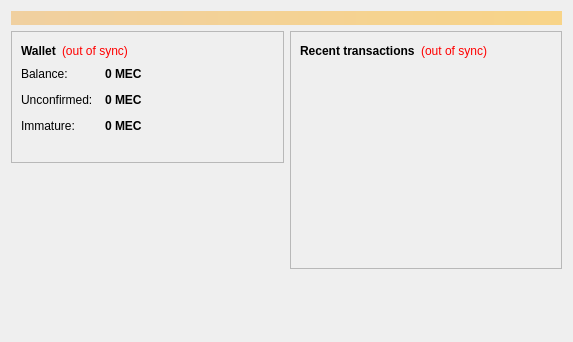
Old version of the form src/qt/forms/overviewpage.ui in the repository LIMXTEC/Megacoin.
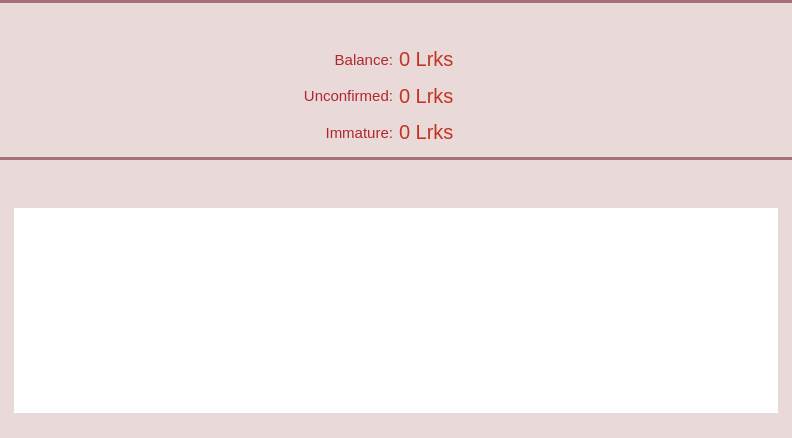
New version of the form. Icons and pictures are not drawn.

```diff
--- a/src/qt/forms/overviewpage.ui
+++ b/src/qt/forms/overviewpage.ui
@@ -6,76 +6,338 @@
    <rect>
     <x>0</x>
     <y>0</y>
-    <width>573</width>
-    <height>342</height>
+    <width>792</width>
+    <height>438</height>
    </rect>
   </property>
+  <property name="palette">
+   <palette>
+    <active>
+     <colorrole role="Button">
+      <brush brushstyle="SolidPattern">
+       <color alpha="255">
+        <red>233</red>
+        <green>217</green>
+        <blue>216</blue>
+       </color>
+      </brush>
+     </colorrole>
+     <colorrole role="Base">
+      <brush brushstyle="SolidPattern">
+       <color alpha="255">
+        <red>233</red>
+        <green>217</green>
+        <blue>216</blue>
+       </color>
+      </brush>
+     </colorrole>
+     <colorrole role="Window">
+      <brush brushstyle="SolidPattern">
+       <color alpha="255">
+        <red>233</red>
+        <green>217</green>
+        <blue>216</blue>
+       </color>
+      </brush>
+     </colorrole>
+     <colorrole role="Highlight">
+      <brush brushstyle="SolidPattern">
+       <color alpha="255">
+        <red>235</red>
+        <green>235</green>
+        <blue>235</blue>
+       </color>
+      </brush>
+     </colorrole>
+     <colorrole role="HighlightedText">
+      <brush brushstyle="SolidPattern">
+       <color alpha="255">
+        <red>171</red>
+        <green>127</green>
+        <blue>130</blue>
+       </color>
+      </brush>
+     </colorrole>
+    </active>
+    <inactive>
+     <colorrole role="Button">
+      <brush brushstyle="SolidPattern">
+       <color alpha="255">
+        <red>233</red>
+        <green>217</green>
+        <blue>216</blue>
+       </color>
+      </brush>
+     </colorrole>
+     <colorrole role="Base">
+      <brush brushstyle="SolidPattern">
+       <color alpha="255">
+        <red>233</red>
+        <green>217</green>
+        <blue>216</blue>
+       </color>
+      </brush>
+     </colorrole>
+     <colorrole role="Window">
+      <brush brushstyle="SolidPattern">
+       <color alpha="255">
+        <red>233</red>
+        <green>217</green>
+        <blue>216</blue>
+       </color>
+      </brush>
+     </colorrole>
+     <colorrole role="Highlight">
+      <brush brushstyle="SolidPattern">
+       <color alpha="255">
+        <red>235</red>
+        <green>235</green>
+        <blue>235</blue>
+       </color>
+      </brush>
+     </colorrole>
+     <colorrole role="HighlightedText">
+      <brush brushstyle="SolidPattern">
+       <color alpha="255">
+        <red>171</red>
+        <green>127</green>
+        <blue>130</blue>
+       </color>
+      </brush>
+     </colorrole>
+    </inactive>
+    <disabled>
+     <colorrole role="Button">
+      <brush brushstyle="SolidPattern">
+       <color alpha="255">
+        <red>233</red>
+        <green>217</green>
+        <blue>216</blue>
+       </color>
+      </brush>
+     </colorrole>
+     <colorrole role="Base">
+      <brush brushstyle="SolidPattern">
+       <color alpha="255">
+        <red>233</red>
+        <green>217</green>
+        <blue>216</blue>
+       </color>
+      </brush>
+     </colorrole>
+     <colorrole role="Window">
+      <brush brushstyle="SolidPattern">
+       <color alpha="255">
+        <red>233</red>
+        <green>217</green>
+        <blue>216</blue>
+       </color>
+      </brush>
+     </colorrole>
+     <colorrole role="Highlight">
+      <brush brushstyle="SolidPattern">
+       <color alpha="255">
+        <red>240</red>
+        <green>240</green>
+        <blue>240</blue>
+       </color>
+      </brush>
+     </colorrole>
+     <colorrole role="HighlightedText">
+      <brush brushstyle="SolidPattern">
+       <color alpha="255">
+        <red>171</red>
+        <green>127</green>
+        <blue>130</blue>
+       </color>
+      </brush>
+     </colorrole>
+    </disabled>
+   </palette>
+  </property>
   <property name="windowTitle">
    <string>Form</string>
   </property>
-  <layout class="QVBoxLayout" name="topLayout">
-   <item>
-    <widget class="QLabel" name="labelAlerts">
-     <property name="visible">
-      <bool>false</bool>
-     </property>
-     <property name="styleSheet">
-      <string notr="true">background-color: qlineargradient(x1: 0, y1: 0, x2: 1, y2: 0, stop:0 #F0D0A0, stop:1 #F8D488); color:#000000;</string>
-     </property>
-     <property name="wordWrap">
-      <bool>true</bool>
+  <layout class="QVBoxLayout" name="verticalLayout">
+   <property name="spacing">
+    <number>0</number>
      </property>
      <property name="margin">
-      <number>3</number>
-     </property>
-    </widget>
-   </item>
+    <number>0</number>
+   </property>
    <item>
-    <layout class="QHBoxLayout" name="horizontalLayout" stretch="1,1">
-     <item>
-      <layout class="QVBoxLayout" name="verticalLayout_2">
-       <item>
-        <widget class="QFrame" name="frame">
-         <property name="frameShape">
-          <enum>QFrame::StyledPanel</enum>
-         </property>
-         <property name="frameShadow">
-          <enum>QFrame::Raised</enum>
+    <widget class="QWidget" name="wStatus" native="true">
+     <property name="minimumSize">
+      <size>
+       <width>0</width>
+       <height>157</height>
+      </size>
+     </property>
+     <property name="maximumSize">
+      <size>
+       <width>16777215</width>
+       <height>157</height>
+      </size>
          </property>
          <layout class="QVBoxLayout" name="verticalLayout_4">
+      <property name="spacing">
+       <number>0</number>
+      </property>
+      <property name="margin">
+       <number>0</number>
+      </property>
           <item>
-           <layout class="QHBoxLayout" name="horizontalLayout_4">
+       <widget class="Line" name="line">
+        <property name="styleSheet">
+         <string notr="true">background-color: #A37276;</string>
+        </property>
+        <property name="frameShadow">
+         <enum>QFrame::Raised</enum>
+        </property>
+        <property name="lineWidth">
+         <number>0</number>
+        </property>
+        <property name="orientation">
+         <enum>Qt::Horizontal</enum>
+        </property>
+       </widget>
+      </item>
+      <item>
+       <widget class="QWidget" name="wStateHeader" native="true">
+        <property name="minimumSize">
+         <size>
+          <width>0</width>
+          <height>32</height>
+         </size>
+        </property>
+        <property name="maximumSize">
+         <size>
+          <width>16777215</width>
+          <height>32</height>
+         </size>
+        </property>
+        <property name="sizeIncrement">
+         <size>
+          <width>0</width>
+          <height>0</height>
+         </size>
+        </property>
+        <property name="is_header" stdset="0">
+         <bool>true</bool>
+        </property>
+        <layout class="QHBoxLayout" name="horizontalLayout_5">
+         <property name="margin">
+          <number>0</number>
+         </property>
+         <item>
+          <spacer name="horizontalSpacer_6">
+           <property name="orientation">
+            <enum>Qt::Horizontal</enum>
+           </property>
+           <property name="sizeType">
+            <enum>QSizePolicy::Fixed</enum>
+           </property>
+           <property name="sizeHint" stdset="0">
+            <size>
+             <width>5</width>
+             <height>20</height>
+            </size>
+           </property>
+          </spacer>
+         </item>
+         <item>
+          <widget class="QLabel" name="label_4">
+           <property name="minimumSize">
+            <size>
+             <width>24</width>
+             <height>24</height>
+            </size>
+           </property>
+           <property name="maximumSize">
+            <size>
+             <width>24</width>
+             <height>24</height>
+            </size>
+           </property>
+           <property name="text">
+            <string/>
+           </property>
+           <property name="pixmap">
+            <pixmap resource="../res.qrc">:/res/state.png</pixmap>
+           </property>
+           <property name="alignment">
+            <set>Qt::AlignCenter</set>
+           </property>
+          </widget>
+         </item>
             <item>
              <widget class="QLabel" name="label_5">
               <property name="font">
                <font>
-                <weight>75</weight>
-                <bold>true</bold>
-               </font>
-              </property>
+             <pointsize>11</pointsize>
+             <stylestrategy>PreferAntialias</stylestrategy>
+            </font>
+           </property>
+           <property name="styleSheet">
+            <string notr="true">QLabel {
+	color: #E9D9D8;
+}</string>
+           </property>
               <property name="text">
-               <string>Wallet</string>
+            <string>Account status</string>
               </property>
              </widget>
             </item>
+        </layout>
+       </widget>
+      </item>
             <item>
-             <widget class="QLabel" name="labelWalletStatus">
-              <property name="toolTip">
-               <string>The displayed information may be out of date. Your wallet automatically synchronizes with the Megacoin network after a connection is established, but this process has not completed yet.</string>
+       <widget class="QWidget" name="wState" native="true">
+        <property name="sizePolicy">
+         <sizepolicy hsizetype="Preferred" vsizetype="Preferred">
+          <horstretch>0</horstretch>
+          <verstretch>0</verstretch>
+         </sizepolicy>
               </property>
               <property name="styleSheet">
-               <string notr="true">QLabel { color: red; }</string>
-              </property>
+         <string notr="true">#wState {
+	background-color: #E9D9D8;
+}</string>
+        </property>
+        <layout class="QGridLayout" name="gridLayout">
+         <item row="2" column="2">
+          <layout class="QHBoxLayout" name="horizontalLayout_3">
+           <item>
+            <widget class="QLabel" name="labelImmature">
+             <property name="font">
+              <font>
+               <pointsize>15</pointsize>
+               <stylestrategy>PreferAntialias</stylestrategy>
+              </font>
+             </property>
+             <property name="styleSheet">
+              <string notr="true">color: #C33321;</string>
+             </property>
               <property name="text">
-               <string notr="true">(out of sync)</string>
-              </property>
-              <property name="alignment">
-               <set>Qt::AlignLeading|Qt::AlignLeft|Qt::AlignVCenter</set>
+              <string>0 Lrks</string>
+             </property>
+             <property name="textInteractionFlags">
+              <set>Qt::TextSelectableByMouse</set>
               </property>
              </widget>
             </item>
             <item>
-             <spacer name="horizontalSpacer_2">
+            <widget class="QLabel" name="label_3">
+             <property name="text">
+              <string/>
+             </property>
+             <property name="pixmap">
+              <pixmap resource="../res.qrc">:/res/logo_small.png</pixmap>
+             </property>
+            </widget>
+           </item>
+           <item>
+            <spacer name="horizontalSpacer_4">
               <property name="orientation">
                <enum>Qt::Horizontal</enum>
               </property>
@@ -89,231 +351,460 @@
             </item>
            </layout>
           </item>
+         <item row="1" column="2">
+          <layout class="QHBoxLayout" name="horizontalLayout_2">
           <item>
-           <layout class="QFormLayout" name="formLayout_2">
-            <property name="fieldGrowthPolicy">
-             <enum>QFormLayout::AllNonFixedFieldsGrow</enum>
-            </property>
-            <property name="horizontalSpacing">
-             <number>12</number>
-            </property>
-            <property name="verticalSpacing">
-             <number>12</number>
-            </property>
-            <item row="0" column="0">
+            <widget class="QLabel" name="labelUnconfirmed">
+             <property name="font">
+              <font>
+               <pointsize>15</pointsize>
+               <stylestrategy>PreferAntialias</stylestrategy>
+              </font>
+             </property>
+             <property name="styleSheet">
+              <string notr="true">color: #C33321;</string>
+             </property>
+             <property name="text">
+              <string>0 Lrks</string>
+             </property>
+             <property name="textInteractionFlags">
+              <set>Qt::TextSelectableByMouse</set>
+             </property>
+            </widget>
+           </item>
+           <item>
+            <widget class="QLabel" name="label_2">
+             <property name="text">
+              <string/>
+             </property>
+             <property name="pixmap">
+              <pixmap resource="../res.qrc">:/res/logo_small.png</pixmap>
+             </property>
+            </widget>
+           </item>
+           <item>
+            <spacer name="horizontalSpacer_3">
+             <property name="orientation">
+              <enum>Qt::Horizontal</enum>
+             </property>
+             <property name="sizeHint" stdset="0">
+              <size>
+               <width>40</width>
+               <height>20</height>
+              </size>
+             </property>
+            </spacer>
+           </item>
+          </layout>
+         </item>
+         <item row="0" column="2">
+          <layout class="QHBoxLayout" name="horizontalLayout">
+           <item>
+            <widget class="QLabel" name="labelBalance">
+             <property name="font">
+              <font>
+               <pointsize>15</pointsize>
+               <stylestrategy>PreferAntialias</stylestrategy>
+              </font>
+             </property>
+             <property name="styleSheet">
+              <string notr="true">color: #C33321;</string>
+             </property>
+             <property name="text">
+              <string>0 Lrks</string>
+             </property>
+             <property name="textInteractionFlags">
+              <set>Qt::TextSelectableByMouse</set>
+             </property>
+            </widget>
+           </item>
+           <item>
              <widget class="QLabel" name="label">
               <property name="text">
-               <string>Balance:</string>
-              </property>
-             </widget>
+              <string/>
+             </property>
+             <property name="pixmap">
+              <pixmap resource="../res.qrc">:/res/logo_small.png</pixmap>
+             </property>
+            </widget>
+           </item>
+           <item>
+            <spacer name="horizontalSpacer">
+             <property name="orientation">
+              <enum>Qt::Horizontal</enum>
+             </property>
+             <property name="sizeHint" stdset="0">
+              <size>
+               <width>40</width>
+               <height>20</height>
+              </size>
+             </property>
+            </spacer>
+           </item>
+          </layout>
             </item>
             <item row="0" column="1">
-             <widget class="QLabel" name="labelBalance">
+          <layout class="QHBoxLayout" name="horizontalLayout_4">
+           <item>
+            <spacer name="horizontalSpacer_2">
+             <property name="orientation">
+              <enum>Qt::Horizontal</enum>
+             </property>
+             <property name="sizeHint" stdset="0">
+              <size>
+               <width>40</width>
+               <height>20</height>
+              </size>
+             </property>
+            </spacer>
+           </item>
+           <item>
+            <widget class="QLabel" name="label_6">
               <property name="font">
                <font>
-                <weight>75</weight>
-                <bold>true</bold>
-               </font>
-              </property>
-              <property name="cursor">
-               <cursorShape>IBeamCursor</cursorShape>
-              </property>
-              <property name="toolTip">
-               <string>Your current balance</string>
+               <pointsize>11</pointsize>
+               <stylestrategy>PreferAntialias</stylestrategy>
+              </font>
+             </property>
+             <property name="styleSheet">
+              <string notr="true">QLabel {
+	margin-right: 0px;
+	margin-top: 0px;
+	margin-bottom: 0px;
+	color: #AF272E;
+}</string>
               </property>
               <property name="text">
-               <string notr="true">0 MEC</string>
+              <string>Balance:</string>
+             </property>
+             <property name="alignment">
+              <set>Qt::AlignRight|Qt::AlignTrailing|Qt::AlignVCenter</set>
+             </property>
+             <property name="margin">
+              <number>0</number>
               </property>
               <property name="textInteractionFlags">
-               <set>Qt::LinksAccessibleByMouse|Qt::TextSelectableByKeyboard|Qt::TextSelectableByMouse</set>
+              <set>Qt::NoTextInteraction</set>
               </property>
              </widget>
             </item>
-            <item row="1" column="0">
-             <widget class="QLabel" name="label_3">
-              <property name="text">
-               <string>Unconfirmed:</string>
-              </property>
-             </widget>
+          </layout>
             </item>
             <item row="1" column="1">
-             <widget class="QLabel" name="labelUnconfirmed">
+          <layout class="QHBoxLayout" name="horizontalLayout_9">
+           <item>
+            <spacer name="horizontalSpacer_5">
+             <property name="orientation">
+              <enum>Qt::Horizontal</enum>
+             </property>
+             <property name="sizeHint" stdset="0">
+              <size>
+               <width>40</width>
+               <height>20</height>
+              </size>
+             </property>
+            </spacer>
+           </item>
+           <item>
+            <widget class="QLabel" name="label_7">
               <property name="font">
                <font>
-                <weight>75</weight>
-                <bold>true</bold>
-               </font>
-              </property>
-              <property name="cursor">
-               <cursorShape>IBeamCursor</cursorShape>
-              </property>
-              <property name="toolTip">
-               <string>Total of transactions that have yet to be confirmed, and do not yet count toward the current balance</string>
+               <pointsize>11</pointsize>
+               <stylestrategy>PreferAntialias</stylestrategy>
+              </font>
+             </property>
+             <property name="styleSheet">
+              <string notr="true">QLabel {
+	margin-right: 0px;
+	margin-top: 0px;
+	margin-bottom: 0px;
+	color: #AF272E;
+}</string>
               </property>
               <property name="text">
-               <string notr="true">0 MEC</string>
+              <string>Unconfirmed:</string>
+             </property>
+             <property name="alignment">
+              <set>Qt::AlignRight|Qt::AlignTrailing|Qt::AlignVCenter</set>
+             </property>
+             <property name="margin">
+              <number>0</number>
               </property>
               <property name="textInteractionFlags">
-               <set>Qt::LinksAccessibleByMouse|Qt::TextSelectableByKeyboard|Qt::TextSelectableByMouse</set>
+              <set>Qt::NoTextInteraction</set>
               </property>
              </widget>
             </item>
-            <item row="2" column="0">
-             <widget class="QLabel" name="labelImmatureText">
-              <property name="text">
-               <string>Immature:</string>
-              </property>
-             </widget>
+          </layout>
             </item>
             <item row="2" column="1">
-             <widget class="QLabel" name="labelImmature">
+          <layout class="QHBoxLayout" name="horizontalLayout_10">
+           <item>
+            <spacer name="horizontalSpacer_7">
+             <property name="orientation">
+              <enum>Qt::Horizontal</enum>
+             </property>
+             <property name="sizeHint" stdset="0">
+              <size>
+               <width>40</width>
+               <height>20</height>
+              </size>
+             </property>
+            </spacer>
+           </item>
+           <item>
+            <widget class="QLabel" name="label_8">
               <property name="font">
                <font>
-                <weight>75</weight>
-                <bold>true</bold>
-               </font>
-              </property>
-              <property name="toolTip">
-               <string>Mined balance that has not yet matured</string>
+               <pointsize>11</pointsize>
+               <stylestrategy>PreferAntialias</stylestrategy>
+              </font>
+             </property>
+             <property name="styleSheet">
+              <string notr="true">QLabel {
+	margin-right: 0px;
+	margin-top: 0px;
+	margin-bottom: 0px;
+	color: #AF272E;
+}</string>
               </property>
               <property name="text">
-               <string notr="true">0 MEC</string>
+              <string>Immature:</string>
+             </property>
+             <property name="alignment">
+              <set>Qt::AlignRight|Qt::AlignTrailing|Qt::AlignVCenter</set>
+             </property>
+             <property name="margin">
+              <number>0</number>
               </property>
               <property name="textInteractionFlags">
-               <set>Qt::LinksAccessibleByMouse|Qt::TextSelectableByKeyboard|Qt::TextSelectableByMouse</set>
+              <set>Qt::NoTextInteraction</set>
               </property>
              </widget>
             </item>
            </layout>
           </item>
+        </layout>
+       </widget>
+      </item>
+     </layout>
+    </widget>
+   </item>
           <item>
-           <widget class="QLabel" name="label_wallet_bgcoin">
+    <widget class="QWidget" name="wLastTransactions" native="true">
+     <property name="minimumSize">
+      <size>
+       <width>0</width>
+       <height>257</height>
+      </size>
+     </property>
+     <layout class="QVBoxLayout" name="verticalLayout_5">
+      <property name="spacing">
+       <number>0</number>
+      </property>
+      <property name="margin">
+       <number>0</number>
+      </property>
+      <item>
+       <widget class="Line" name="line_2">
+        <property name="styleSheet">
+         <string notr="true">background-color: #A37276;</string>
+        </property>
+        <property name="lineWidth">
+         <number>0</number>
+        </property>
+        <property name="orientation">
+         <enum>Qt::Horizontal</enum>
+        </property>
+       </widget>
+      </item>
+      <item>
+       <widget class="QWidget" name="wLastTransactionsHeader" native="true">
+        <property name="minimumSize">
+         <size>
+          <width>0</width>
+          <height>32</height>
+         </size>
+        </property>
+        <property name="maximumSize">
+         <size>
+          <width>16777215</width>
+          <height>32</height>
+         </size>
+        </property>
+        <property name="is_header" stdset="0">
+         <bool>true</bool>
+        </property>
+        <layout class="QHBoxLayout" name="horizontalLayout_7">
+         <property name="margin">
+          <number>0</number>
+         </property>
+         <item>
+          <spacer name="horizontalSpacer_9">
+           <property name="orientation">
+            <enum>Qt::Horizontal</enum>
+           </property>
+           <property name="sizeType">
+            <enum>QSizePolicy::Fixed</enum>
+           </property>
+           <property name="sizeHint" stdset="0">
+            <size>
+             <width>5</width>
+             <height>20</height>
+            </size>
+           </property>
+          </spacer>
+         </item>
+         <item>
+          <widget class="QLabel" name="label_18">
+           <property name="sizePolicy">
+            <sizepolicy hsizetype="Fixed" vsizetype="Fixed">
+             <horstretch>0</horstretch>
+             <verstretch>0</verstretch>
+            </sizepolicy>
+           </property>
+           <property name="minimumSize">
+            <size>
+             <width>25</width>
+             <height>25</height>
+            </size>
+           </property>
+           <property name="maximumSize">
+            <size>
+             <width>25</width>
+             <height>25</height>
+            </size>
+           </property>
             <property name="text">
-             <string/>
+            <string notr="true"/>
             </property>
             <property name="pixmap">
-             <pixmap resource="../megacoin.qrc">:/images/wallet_bgcoin</pixmap>
-            </property>
-            <property name="scaledContents">
-             <bool>false</bool>
-            </property>
-            <property name="alignment">
-             <set>Qt::AlignCenter</set>
-            </property>
-            <property name="margin">
-             <number>-2</number>
-            </property>
-           </widget>
-          </item>
-         </layout>
-        </widget>
-       </item>
+            <pixmap resource="../res.qrc">:/res/last_transactions.png</pixmap>
+           </property>
+          </widget>
+         </item>
        <item>
-        <spacer name="verticalSpacer">
-         <property name="orientation">
-          <enum>Qt::Vertical</enum>
-         </property>
-         <property name="sizeHint" stdset="0">
-          <size>
-           <width>20</width>
-           <height>40</height>
-          </size>
-         </property>
-        </spacer>
-       </item>
-      </layout>
-     </item>
-     <item>
-      <layout class="QVBoxLayout" name="verticalLayout_3">
-       <item>
-        <widget class="QFrame" name="frame_2">
-         <property name="frameShape">
-          <enum>QFrame::StyledPanel</enum>
-         </property>
-         <property name="frameShadow">
-          <enum>QFrame::Raised</enum>
-         </property>
-         <layout class="QVBoxLayout" name="verticalLayout">
-          <item>
-           <layout class="QHBoxLayout" name="horizontalLayout_2">
-            <item>
-             <widget class="QLabel" name="label_4">
+          <widget class="QLabel" name="label_19">
+           <property name="font">
+            <font>
+             <pointsize>11</pointsize>
+             <stylestrategy>PreferAntialias</stylestrategy>
+            </font>
+           </property>
+           <property name="styleSheet">
+            <string notr="true">QLabel {
+	color: #E9D9D8;
+}</string>
+           </property>
               <property name="text">
-               <string>&lt;b&gt;Recent transactions&lt;/b&gt;</string>
+            <string>Last transactions</string>
               </property>
              </widget>
             </item>
+        </layout>
+       </widget>
+      </item>
             <item>
-             <widget class="QLabel" name="labelTransactionsStatus">
-              <property name="toolTip">
-               <string>The displayed information may be out of date. Your wallet automatically synchronizes with the Megacoin network after a connection is established, but this process has not completed yet.</string>
-              </property>
+       <widget class="QWidget" name="wLastTransactionsContainer" native="true">
               <property name="styleSheet">
-               <string notr="true">QLabel { color: red; }</string>
-              </property>
-              <property name="text">
-               <string notr="true">(out of sync)</string>
-              </property>
-              <property name="alignment">
-               <set>Qt::AlignRight|Qt::AlignTrailing|Qt::AlignVCenter</set>
-              </property>
-             </widget>
-            </item>
-            <item>
-             <spacer name="horizontalSpacer">
-              <property name="orientation">
-               <enum>Qt::Horizontal</enum>
-              </property>
-              <property name="sizeHint" stdset="0">
-               <size>
-                <width>40</width>
-                <height>20</height>
-               </size>
-              </property>
-             </spacer>
-            </item>
-           </layout>
-          </item>
+         <string notr="true">#wLastTransactionsContainer {
+	background-color: #E9D9D8;
+}</string>
+        </property>
+        <layout class="QHBoxLayout" name="horizontalLayout_8">
+         <property name="leftMargin">
+          <number>14</number>
+         </property>
+         <property name="topMargin">
+          <number>16</number>
+         </property>
+         <property name="rightMargin">
+          <number>14</number>
+         </property>
+         <property name="bottomMargin">
+          <number>25</number>
+         </property>
           <item>
-           <widget class="QListView" name="listTransactions">
+          <widget class="QTableView" name="tableLastTransactionView">
             <property name="styleSheet">
-             <string notr="true">QListView { background: transparent; }</string>
+            <string notr="true"> QScrollBar:vertical {
+     border: 0px solid grey;
+     background: white;
+     width: 9px;
+     margin: 15px 0px 0 0px;
+ }
+ QScrollBar::handle:vertical {
+     background: #BB9396;
+     min-width: 20px;
+ }
+QScrollBar::sub-line:vertical {
+	height: 0px;
+    width: 0px;
+}
+
+QHeaderView {
+	background-color: #E9D9D8;
+	font-size: 10;
+	text-align:left;
+}
+QHeaderView::section {
+    background-color: #E9D9D8;
+    color: #AF272E;
+    padding-left: 5px;
+    border: 0px solid #6c6c6c;
+	text-align:left;
+}
+
+/* style the sort indicator */
+QHeaderView::down-arrow {
+    image: url(down_arrow.png);
+}
+
+QHeaderView::up-arrow {
+    image: url(up_arrow.png);
+}
+
+QTableView {
+	selection-background-color: #ebebeb;
+	selection-color: rgb(171, 127, 130);
+}</string>
             </property>
             <property name="frameShape">
              <enum>QFrame::NoFrame</enum>
             </property>
-            <property name="verticalScrollBarPolicy">
-             <enum>Qt::ScrollBarAlwaysOff</enum>
-            </property>
             <property name="horizontalScrollBarPolicy">
              <enum>Qt::ScrollBarAlwaysOff</enum>
             </property>
+           <property name="editTriggers">
+            <set>QAbstractItemView::NoEditTriggers</set>
+           </property>
             <property name="selectionMode">
-             <enum>QAbstractItemView::NoSelection</enum>
-            </property>
+            <enum>QAbstractItemView::SingleSelection</enum>
+           </property>
+           <property name="selectionBehavior">
+            <enum>QAbstractItemView::SelectRows</enum>
+           </property>
+           <property name="showGrid">
+            <bool>false</bool>
+           </property>
+           <attribute name="verticalHeaderVisible">
+            <bool>false</bool>
+           </attribute>
+           <attribute name="verticalHeaderDefaultSectionSize">
+            <number>20</number>
+           </attribute>
+           <attribute name="verticalHeaderMinimumSectionSize">
+            <number>20</number>
+           </attribute>
            </widget>
           </item>
          </layout>
         </widget>
        </item>
-       <item>
-        <spacer name="verticalSpacer_2">
-         <property name="orientation">
-          <enum>Qt::Vertical</enum>
-         </property>
-         <property name="sizeHint" stdset="0">
-          <size>
-           <width>20</width>
-           <height>40</height>
-          </size>
-         </property>
-        </spacer>
-       </item>
-      </layout>
-     </item>
-    </layout>
-   </item>
-  </layout>
+     </layout>
+    </widget>
+   </item>
+  </layout>
  </widget>
  <resources/>
  <connections/>
```
Left out of the diff: 4 changed lines with no effect on the pictures. Lines whose indentation alone changed are shown as unchanged.
